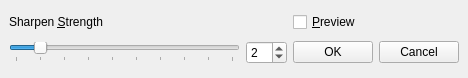
Above: trunk/plugins/sharpen/sharpenwidget.ui from BackupTheBerlios/imagerocket-svn before the change. Below: the same form after it.
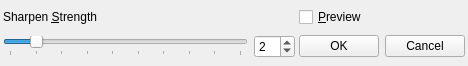
That is the form after the change.

```diff
--- a/trunk/plugins/sharpen/sharpenwidget.ui
+++ b/trunk/plugins/sharpen/sharpenwidget.ui
@@ -9,7 +9,7 @@
     <x>0</x>
     <y>0</y>
     <width>468</width>
-    <height>78</height>
+    <height>66</height>
    </rect>
   </property>
   <property name="windowTitle" >
@@ -17,10 +17,10 @@
   </property>
   <layout class="QGridLayout" >
    <property name="margin" >
-    <number>9</number>
+    <number>3</number>
    </property>
    <property name="spacing" >
-    <number>6</number>
+    <number>4</number>
    </property>
    <item row="1" column="0" >
     <layout class="QHBoxLayout" >
```
